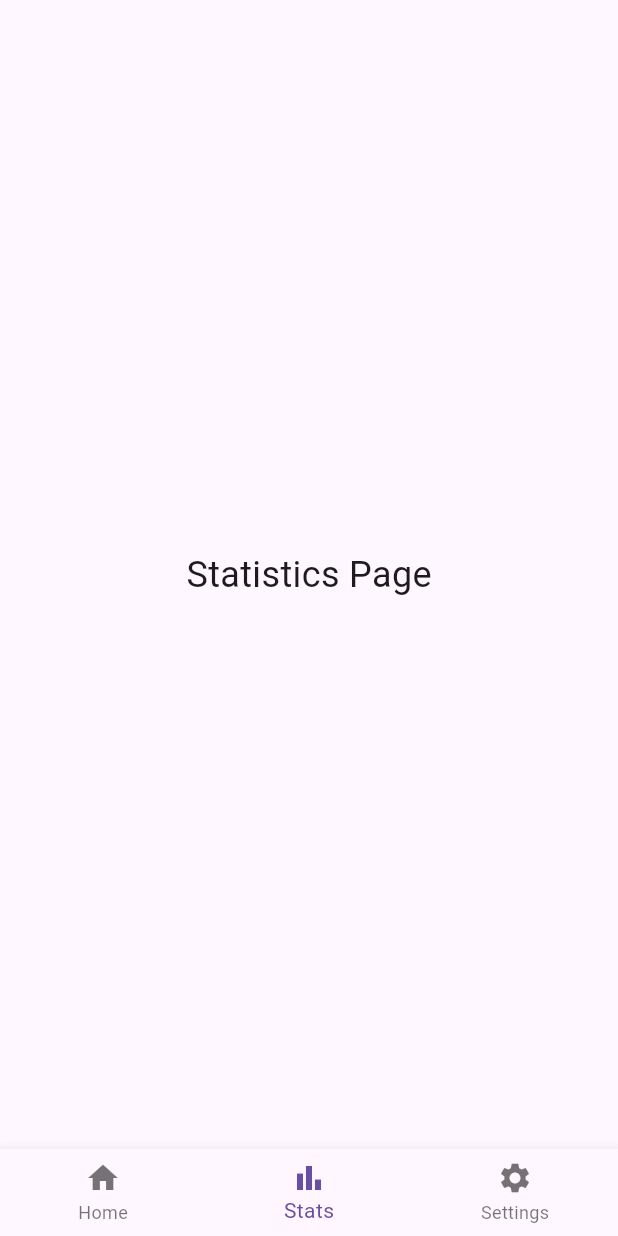
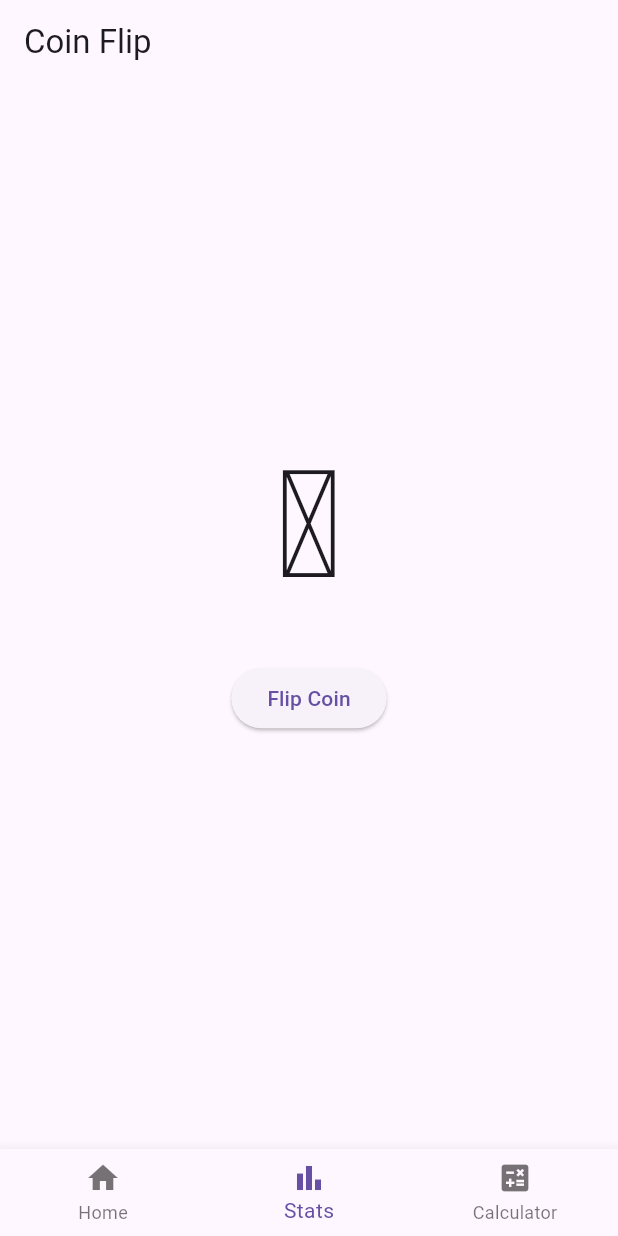
Before and after one commit to broklis777/flutter-test-app, a Flutter app: the screen it shows after launch, item 2 of the bottom bar chosen, on a phone screen of 412 x 824 dp. Run offline on Flutter 3.47's test engine with Material 3 defaults, Android fonts, the phone set to English and light mode, and no system bars; our stand-ins replace shared_preferences.

```diff
--- a/lib/main.dart
+++ b/lib/main.dart
@@ -2,8 +2,8 @@ import 'package:flutter/material.dart';
 import 'package:provider/provider.dart';
 import 'providers/app_provider.dart';
 import 'screens/home_screen.dart';
-import 'screens/settings_screen.dart';
-import 'screens/stats_screen.dart';
+import 'screens/calculator_screen.dart';
+import 'screens/coin_flip_screen.dart';
 
 void main(){
   runApp(
@@ -39,8 +39,8 @@ class _NavigationControllerState extends State<NavigationController> {
 
   final _screens = [
     HomeScreen(),
-    StatsScreen(),
-    SettingsScreen(),
+    CoinFlipView(),
+    CalculatorScreen(),
   ];
 
   @override
@@ -53,7 +53,7 @@ class _NavigationControllerState extends State<NavigationController> {
         items: [
           BottomNavigationBarItem(icon: Icon(Icons.home), label: 'Home'),
           BottomNavigationBarItem(icon: Icon(Icons.bar_chart), label: 'Stats'),
-          BottomNavigationBarItem(icon: Icon(Icons.settings), label: 'Settings')
+          BottomNavigationBarItem(icon: Icon(Icons.calculate), label: 'Calculator')
         ],
       ),
     );
--- a/lib/providers/app_provider.dart
+++ b/lib/providers/app_provider.dart
@@ -45,7 +45,7 @@ class AppProvider extends ChangeNotifier {
   }
 
   void deleteNote(String id) {
-    _notes.remove((note) => note.id == id);
+    _notes.removeWhere((note) => note.id == id);
     _saveNotes();
     notifyListeners();
   }
--- /dev/null
+++ b/lib/screens/coin_flip_screen.dart
@@ -0,0 +1,102 @@
+import 'package:flutter/material.dart';
+import 'dart:math';
+
+// ChatGPT helped a bit too much with this one. :')
+
+class CoinFlipView extends StatefulWidget {
+  const CoinFlipView({super.key});
+
+  @override
+  State<CoinFlipView> createState() => _CoinFlipViewState();
+}
+
+class _CoinFlipViewState extends State<CoinFlipView> with SingleTickerProviderStateMixin {
+  String _result = '';
+  late AnimationController _controller;
+  late Animation<double> _animation;
+  bool _flipping = false;
+
+  final Random _random = Random();
+
+  @override
+  void initState() {
+    super.initState();
+    _controller = AnimationController(
+      duration: const Duration(seconds: 1),
+      vsync: this,
+    );
+
+    _animation = Tween<double>(begin: 0, end: pi * 2).animate(
+      CurvedAnimation(parent: _controller, curve: Curves.easeInOut),
+    );
+
+    _controller.addStatusListener((status) {
+      if (status == AnimationStatus.completed) {
+        setState(() {
+          _flipping = false;
+          _result = _random.nextBool() ? 'Heads' : 'Tails';
+        });
+      }
+    });
+  }
+
+  void _flipCoin() {
+    if (_flipping) return;
+
+    setState(() {
+      _flipping = true;
+      _result = '';
+    });
+
+    _controller.reset();
+    _controller.forward();
+  }
+
+  @override
+  void dispose() {
+    _controller.dispose();
+    super.dispose();
+  }
+
+  Widget _buildCoin() {
+    return AnimatedBuilder(
+      animation: _animation,
+      builder: (context, child) {
+        final isHeads = _animation.value % (2 * pi) < pi;
+        final face = isHeads ? '🪙' : '🔄';
+
+        return Transform(
+          alignment: Alignment.center,
+          transform: Matrix4.rotationY(_animation.value),
+          child: Text(
+            face,
+            style: const TextStyle(fontSize: 100),
+          ),
+        );
+      },
+    );
+  }
+
+  @override
+  Widget build(BuildContext context) {
+    return Scaffold(
+      appBar: AppBar(title: const Text('Coin Flip')),
+      body: Column(
+        mainAxisAlignment: MainAxisAlignment.center,
+        children: [
+          Center(child: _buildCoin()),
+          const SizedBox(height: 20),
+          ElevatedButton(
+            onPressed: _flipCoin,
+            child: const Text('Flip Coin'),
+          ),
+          const SizedBox(height: 20),
+          Text(
+            _result.isNotEmpty ? 'Result: $_result' : '',
+            style: const TextStyle(fontSize: 24, fontWeight: FontWeight.bold),
+          ),
+        ],
+      ),
+    );
+  }
+}
--- a/lib/screens/stats_screen.dart
+++ /dev/null
@@ -1,12 +0,0 @@
-import 'package:flutter/material.dart';
-
-class StatsScreen extends StatelessWidget {
-  const StatsScreen({super.key});
-
-  @override
-  Widget build(BuildContext context){
-    return Center(
-      child: Text('Statistics Page', style: TextStyle(fontSize: 24)),
-    );
-  }
-}
```
Also changed, not shown: lib/screens/calculator_screen.dart (added, +103 -0 lines), lib/screens/settings_screen.dart (deleted, +0 -12 lines).
